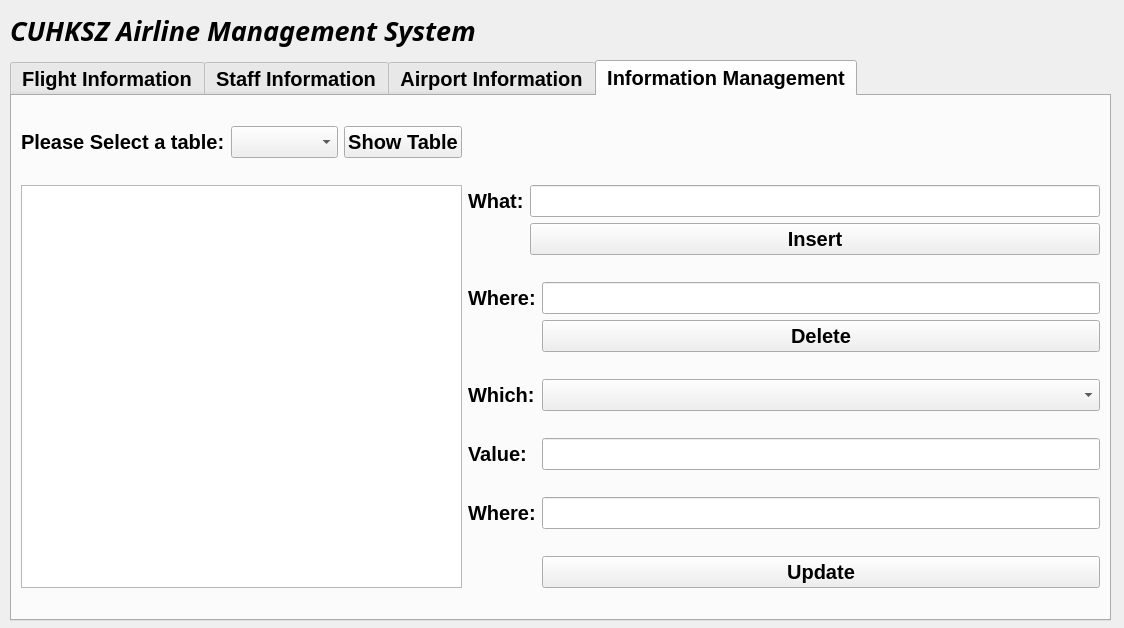
Old version of the form database_project.ui in the repository yanhengxu98/CSC3170Project.
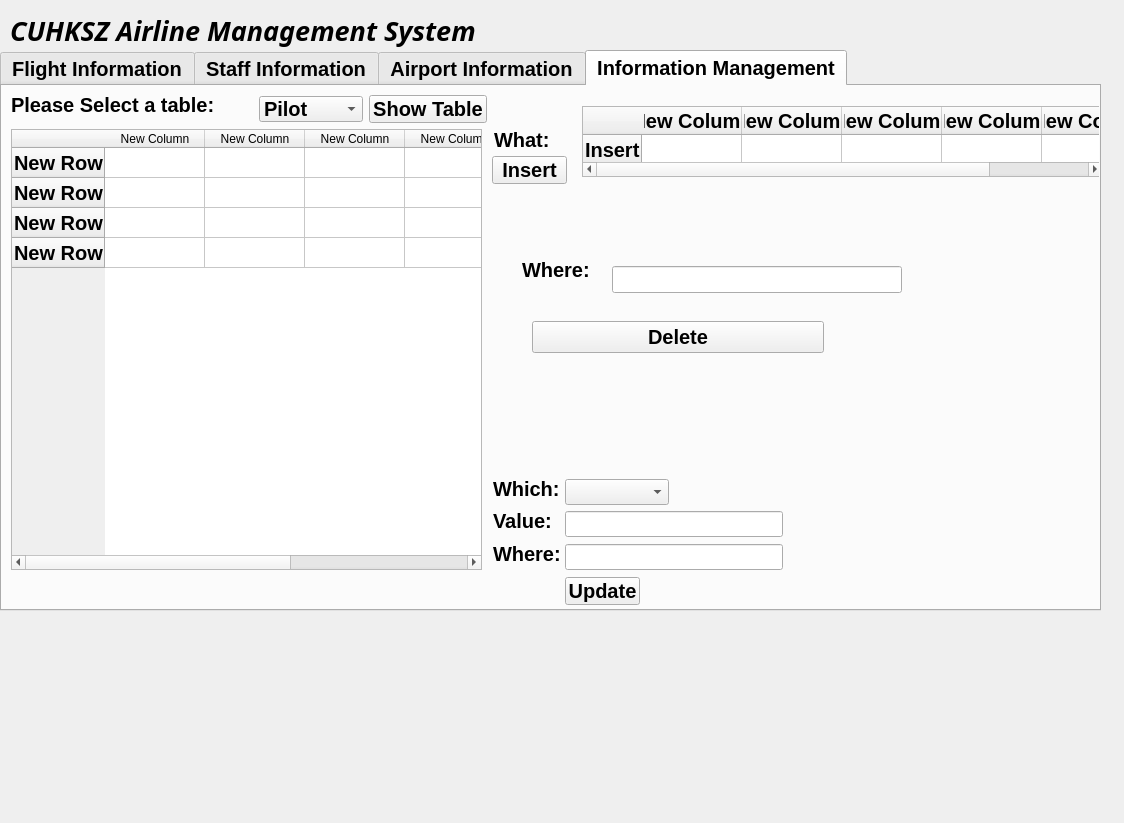
New version of the form. The open tabs and pages were chosen to show the change.

Diff of the .ui file:
```diff
--- a/database_project.ui
+++ b/database_project.ui
@@ -7,7 +7,7 @@
     <x>0</x>
     <y>0</y>
     <width>1124</width>
-    <height>628</height>
+    <height>823</height>
    </rect>
   </property>
   <property name="windowTitle">
@@ -38,8 +38,8 @@
   <widget class="QTabWidget" name="tabWidget">
    <property name="geometry">
     <rect>
-     <x>10</x>
-     <y>60</y>
+     <x>0</x>
+     <y>50</y>
      <width>1101</width>
      <height>561</height>
     </rect>
@@ -428,107 +428,292 @@
     <attribute name="title">
      <string>Information Management</string>
     </attribute>
-    <layout class="QGridLayout" name="gridLayout_4">
-     <item row="0" column="0">
-      <widget class="QLabel" name="label_9">
-       <property name="text">
-        <string>Please Select a table:</string>
-       </property>
-      </widget>
+    <widget class="QLabel" name="label_9">
+     <property name="geometry">
+      <rect>
+       <x>9</x>
+       <y>9</y>
+       <width>242</width>
+       <height>20</height>
+      </rect>
+     </property>
+     <property name="text">
+      <string>Please Select a table:</string>
+     </property>
+    </widget>
+    <widget class="QComboBox" name="comboBox_5">
+     <property name="geometry">
+      <rect>
+       <x>257</x>
+       <y>10</y>
+       <width>104</width>
+       <height>26</height>
+      </rect>
+     </property>
+     <item>
+      <property name="text">
+       <string>Pilot</string>
+      </property>
      </item>
-     <item row="0" column="1">
-      <widget class="QComboBox" name="comboBox_5"/>
-     </item>
-     <item row="0" column="2">
-      <widget class="QPushButton" name="pushButton_3">
-       <property name="text">
-        <string>Show Table</string>
-       </property>
-      </widget>
-     </item>
-     <item row="1" column="0" rowspan="6" colspan="3">
-      <widget class="QTableWidget" name="tableWidget_4"/>
-     </item>
-     <item row="1" column="3" colspan="2">
-      <layout class="QGridLayout" name="gridLayout_2">
-       <item row="1" column="1">
-        <widget class="QPushButton" name="pushButton_4">
-         <property name="text">
-          <string>Insert</string>
-         </property>
-        </widget>
-       </item>
-       <item row="0" column="1">
-        <widget class="QLineEdit" name="lineEdit_3"/>
-       </item>
-       <item row="0" column="0">
-        <widget class="QLabel" name="label_15">
-         <property name="text">
-          <string>What:</string>
-         </property>
-        </widget>
-       </item>
-      </layout>
-     </item>
-     <item row="2" column="3" colspan="2">
-      <layout class="QGridLayout" name="gridLayout_3">
-       <item row="0" column="0">
-        <widget class="QLabel" name="label_14">
-         <property name="text">
-          <string>Where:</string>
-         </property>
-        </widget>
-       </item>
-       <item row="0" column="1">
-        <widget class="QLineEdit" name="lineEdit_6"/>
-       </item>
-       <item row="1" column="1">
-        <widget class="QPushButton" name="pushButton_5">
-         <property name="text">
-          <string>Delete</string>
-         </property>
-        </widget>
-       </item>
-      </layout>
-     </item>
-     <item row="3" column="3">
-      <widget class="QLabel" name="label_11">
-       <property name="text">
-        <string>Which:</string>
-       </property>
-      </widget>
-     </item>
-     <item row="3" column="4">
-      <widget class="QComboBox" name="comboBox_7"/>
-     </item>
-     <item row="4" column="3">
-      <widget class="QLabel" name="label_12">
-       <property name="text">
-        <string>Value:</string>
-       </property>
-      </widget>
-     </item>
-     <item row="4" column="4">
-      <widget class="QLineEdit" name="lineEdit_4"/>
-     </item>
-     <item row="5" column="3">
-      <widget class="QLabel" name="label_13">
-       <property name="text">
-        <string>Where:</string>
-       </property>
-      </widget>
-     </item>
-     <item row="5" column="4">
-      <widget class="QLineEdit" name="lineEdit_5"/>
-     </item>
-     <item row="6" column="4">
-      <widget class="QPushButton" name="pushButton_6">
-       <property name="text">
-        <string>Update</string>
-       </property>
-      </widget>
-     </item>
-    </layout>
+    </widget>
+    <widget class="QPushButton" name="pushButton_3">
+     <property name="geometry">
+      <rect>
+       <x>367</x>
+       <y>9</y>
+       <width>118</width>
+       <height>28</height>
+      </rect>
+     </property>
+     <property name="text">
+      <string>Show Table</string>
+     </property>
+    </widget>
+    <widget class="QTableWidget" name="tableWidget_4">
+     <property name="geometry">
+      <rect>
+       <x>9</x>
+       <y>43</y>
+       <width>471</width>
+       <height>441</height>
+      </rect>
+     </property>
+     <row>
+      <property name="text">
+       <string>New Row</string>
+      </property>
+     </row>
+     <row>
+      <property name="text">
+       <string>New Row</string>
+      </property>
+     </row>
+     <row>
+      <property name="text">
+       <string>New Row</string>
+      </property>
+     </row>
+     <row>
+      <property name="text">
+       <string>New Row</string>
+      </property>
+     </row>
+     <column>
+      <property name="text">
+       <string>New Column</string>
+      </property>
+     </column>
+     <column>
+      <property name="text">
+       <string>New Column</string>
+      </property>
+     </column>
+     <column>
+      <property name="text">
+       <string>New Column</string>
+      </property>
+     </column>
+     <column>
+      <property name="text">
+       <string>New Column</string>
+      </property>
+     </column>
+     <column>
+      <property name="text">
+       <string>New Column</string>
+      </property>
+     </column>
+    </widget>
+    <widget class="QLabel" name="label_11">
+     <property name="geometry">
+      <rect>
+       <x>491</x>
+       <y>393</y>
+       <width>66</width>
+       <height>20</height>
+      </rect>
+     </property>
+     <property name="text">
+      <string>Which:</string>
+     </property>
+    </widget>
+    <widget class="QComboBox" name="comboBox_7">
+     <property name="geometry">
+      <rect>
+       <x>563</x>
+       <y>393</y>
+       <width>104</width>
+       <height>26</height>
+      </rect>
+     </property>
+    </widget>
+    <widget class="QLabel" name="label_12">
+     <property name="geometry">
+      <rect>
+       <x>491</x>
+       <y>425</y>
+       <width>66</width>
+       <height>20</height>
+      </rect>
+     </property>
+     <property name="text">
+      <string>Value:</string>
+     </property>
+    </widget>
+    <widget class="QLineEdit" name="lineEdit_4">
+     <property name="geometry">
+      <rect>
+       <x>563</x>
+       <y>425</y>
+       <width>218</width>
+       <height>26</height>
+      </rect>
+     </property>
+    </widget>
+    <widget class="QLabel" name="label_13">
+     <property name="geometry">
+      <rect>
+       <x>491</x>
+       <y>458</y>
+       <width>66</width>
+       <height>20</height>
+      </rect>
+     </property>
+     <property name="text">
+      <string>Where:</string>
+     </property>
+    </widget>
+    <widget class="QLineEdit" name="lineEdit_5">
+     <property name="geometry">
+      <rect>
+       <x>563</x>
+       <y>458</y>
+       <width>218</width>
+       <height>26</height>
+      </rect>
+     </property>
+    </widget>
+    <widget class="QPushButton" name="pushButton_6">
+     <property name="geometry">
+      <rect>
+       <x>563</x>
+       <y>491</y>
+       <width>75</width>
+       <height>28</height>
+      </rect>
+     </property>
+     <property name="text">
+      <string>Update</string>
+     </property>
+    </widget>
+    <widget class="QLabel" name="label_14">
+     <property name="geometry">
+      <rect>
+       <x>520</x>
+       <y>170</y>
+       <width>66</width>
+       <height>27</height>
+      </rect>
+     </property>
+     <property name="text">
+      <string>Where:</string>
+     </property>
+    </widget>
+    <widget class="QLineEdit" name="lineEdit_6">
+     <property name="geometry">
+      <rect>
+       <x>610</x>
+       <y>180</y>
+       <width>290</width>
+       <height>27</height>
+      </rect>
+     </property>
+    </widget>
+    <widget class="QWidget" name="">
+     <property name="geometry">
+      <rect>
+       <x>530</x>
+       <y>220</y>
+       <width>292</width>
+       <height>63</height>
+      </rect>
+     </property>
+     <layout class="QGridLayout" name="gridLayout_3">
+      <item row="0" column="0">
+       <widget class="QPushButton" name="pushButton_5">
+        <property name="text">
+         <string>Delete</string>
+        </property>
+       </widget>
+      </item>
+     </layout>
+    </widget>
+    <widget class="QTableWidget" name="tableWidget_5">
+     <property name="geometry">
+      <rect>
+       <x>580</x>
+       <y>20</y>
+       <width>521</width>
+       <height>71</height>
+      </rect>
+     </property>
+     <row>
+      <property name="text">
+       <string>Insert</string>
+      </property>
+     </row>
+     <column>
+      <property name="text">
+       <string>New Column</string>
+      </property>
+     </column>
+     <column>
+      <property name="text">
+       <string>New Column</string>
+      </property>
+     </column>
+     <column>
+      <property name="text">
+       <string>New Column</string>
+      </property>
+     </column>
+     <column>
+      <property name="text">
+       <string>New Column</string>
+      </property>
+     </column>
+     <column>
+      <property name="text">
+       <string>New Column</string>
+      </property>
+     </column>
+    </widget>
+    <widget class="QLabel" name="label_15">
+     <property name="geometry">
+      <rect>
+       <x>492</x>
+       <y>44</y>
+       <width>55</width>
+       <height>20</height>
+      </rect>
+     </property>
+     <property name="text">
+      <string>What:</string>
+     </property>
+    </widget>
+    <widget class="QPushButton" name="pushButton_4">
+     <property name="geometry">
+      <rect>
+       <x>490</x>
+       <y>70</y>
+       <width>75</width>
+       <height>28</height>
+      </rect>
+     </property>
+     <property name="text">
+      <string>Insert</string>
+     </property>
+    </widget>
    </widget>
   </widget>
  </widget>
```
Left out of the diff: 270 changed lines with no effect on the pictures.
